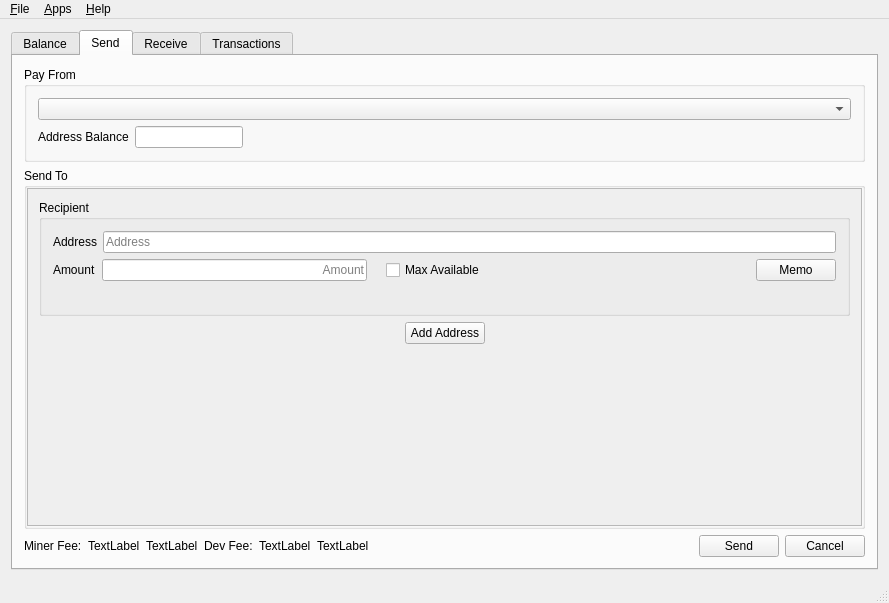
Old version of the form src/mainwindow.ui in the repository z-bitcoinz/BitcoinZ_Blue.
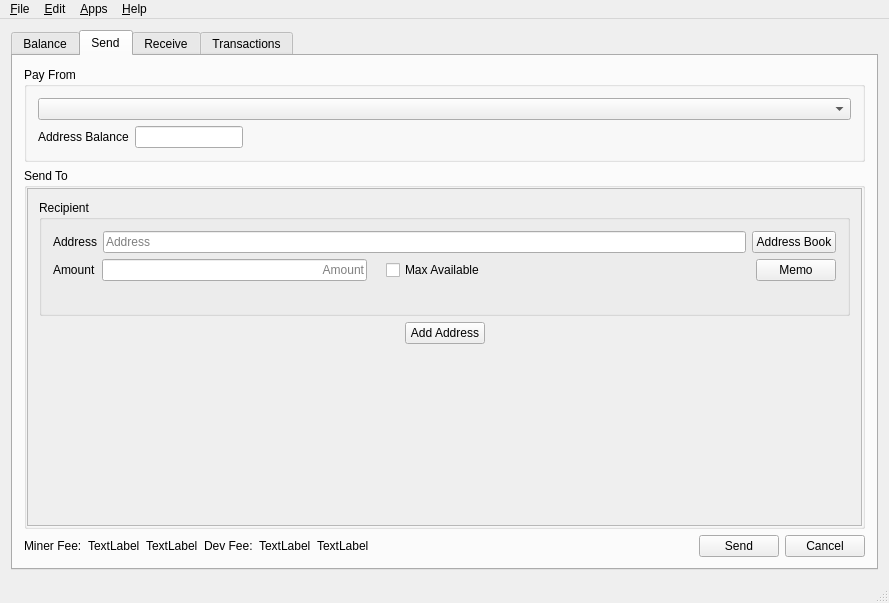
New version of the form. The open tabs and pages were chosen to show the change. Icons and pictures are not drawn. Custom widgets are drawn as their Qt base class.

Commit message:
#23 Basic address book support for sending addresses
zboard small fixes

Diff of the .ui file:
```diff
--- a/src/mainwindow.ui
+++ b/src/mainwindow.ui
@@ -343,6 +343,13 @@
                       </property>
                      </widget>
                     </item>
+                    <item>
+                     <widget class="QPushButton" name="AddressBook1">
+                      <property name="text">
+                       <string>Address Book</string>
+                      </property>
+                     </widget>
+                    </item>
                    </layout>
                   </item>
                   <item>
@@ -746,7 +753,15 @@
     <addaction name="actionTurnstile_Migration"/>
     <addaction name="actionz_board_net"/>
    </widget>
+   <widget class="QMenu" name="menu_Edit">
+    <property name="title">
+     <string>&amp;Edit</string>
+    </property>
+    <addaction name="action_Address_Book"/>
+    <addaction name="actionSettings"/>
+   </widget>
    <addaction name="menuFile"/>
+   <addaction name="menu_Edit"/>
    <addaction name="menuApps"/>
    <addaction name="menuHelp"/>
   </widget>
```
Left out of the diff: 11 changed lines with no effect on the pictures. The commit also changes 11 other files.
